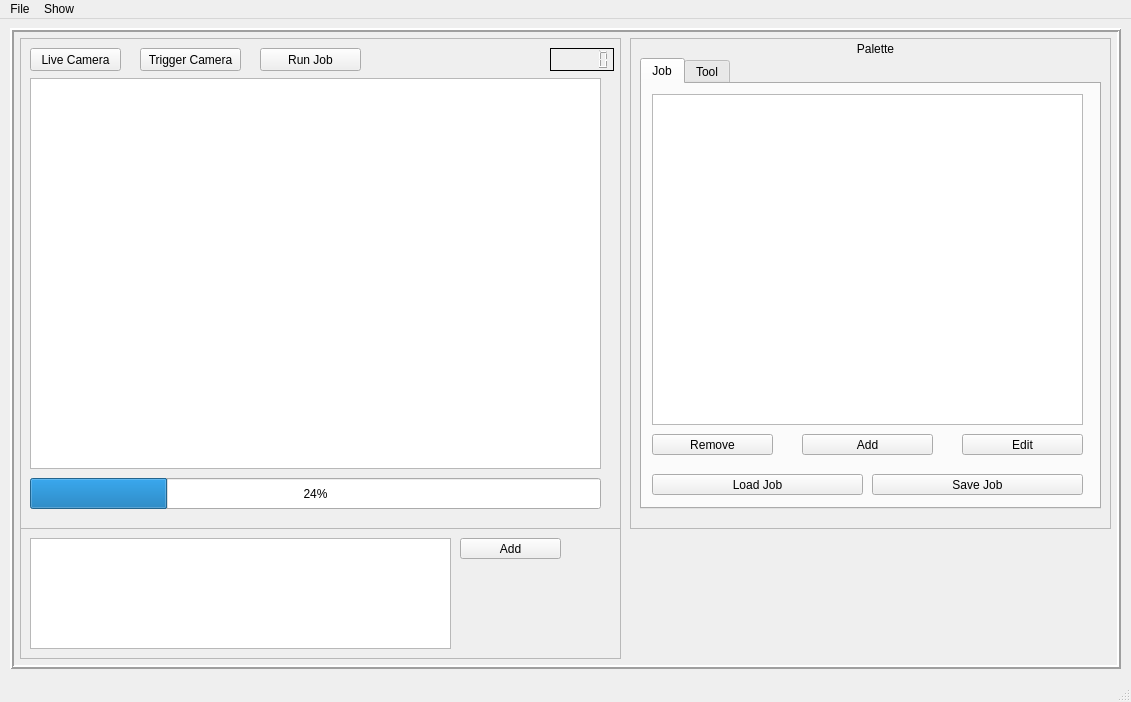
hydroshy/sed, file MainUI.ui: the form before one commit.
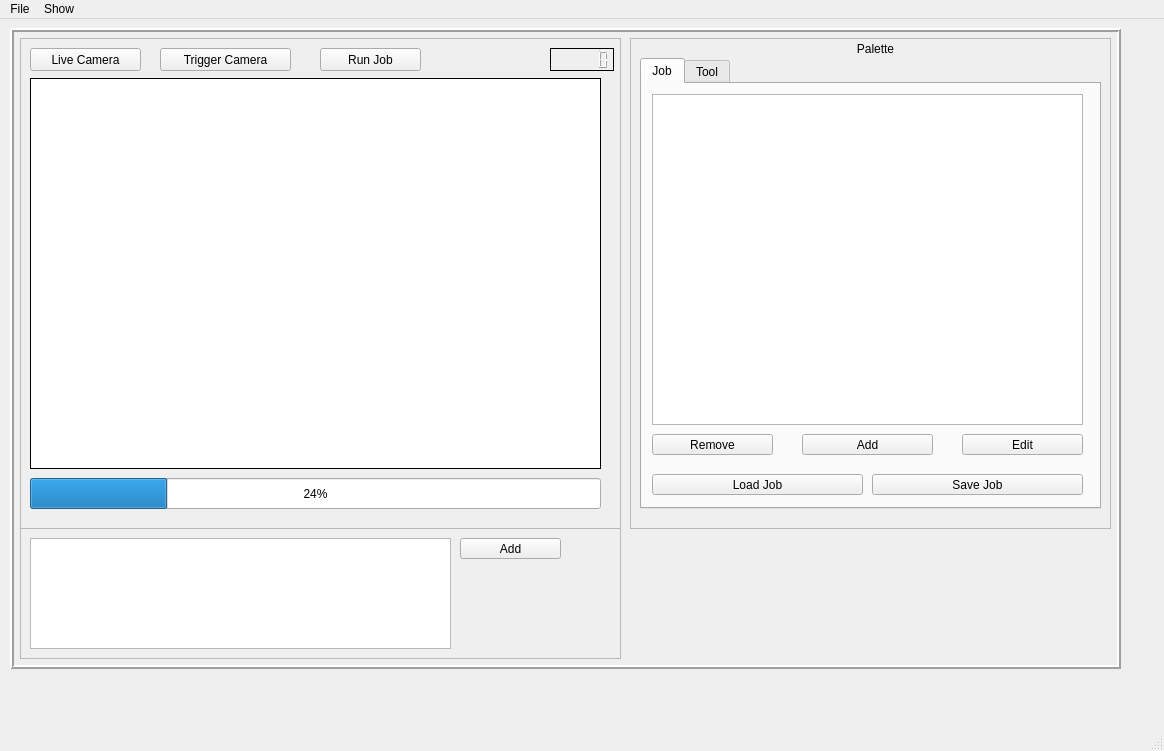
The form after the commit.

The edit to the form file:
```diff
--- a/MainUI.ui
+++ b/MainUI.ui
@@ -6,8 +6,8 @@
    <rect>
     <x>0</x>
     <y>0</y>
-    <width>1131</width>
-    <height>702</height>
+    <width>1164</width>
+    <height>751</height>
    </rect>
   </property>
   <property name="sizePolicy">
@@ -249,13 +249,19 @@
          <property name="acceptDrops">
           <bool>false</bool>
          </property>
+         <property name="frameShape">
+          <enum>QFrame::Panel</enum>
+         </property>
+         <property name="frameShadow">
+          <enum>QFrame::Plain</enum>
+         </property>
         </widget>
         <widget class="QPushButton" name="liveCamera">
          <property name="geometry">
           <rect>
            <x>10</x>
            <y>10</y>
-           <width>91</width>
+           <width>111</width>
            <height>23</height>
           </rect>
          </property>
@@ -272,9 +278,9 @@
         <widget class="QPushButton" name="triggerCamera">
          <property name="geometry">
           <rect>
-           <x>120</x>
+           <x>140</x>
            <y>10</y>
-           <width>101</width>
+           <width>131</width>
            <height>23</height>
           </rect>
          </property>
@@ -332,7 +338,7 @@
         <widget class="QPushButton" name="runJob">
          <property name="geometry">
           <rect>
-           <x>240</x>
+           <x>300</x>
            <y>10</y>
            <width>101</width>
            <height>23</height>
@@ -405,8 +411,8 @@
     <rect>
      <x>0</x>
      <y>0</y>
-     <width>1131</width>
-     <height>21</height>
+     <width>1164</width>
+     <height>26</height>
     </rect>
    </property>
    <widget class="QMenu" name="menuFile">
```
Left out of the diff: 2 changed lines with no effect on the pictures.
